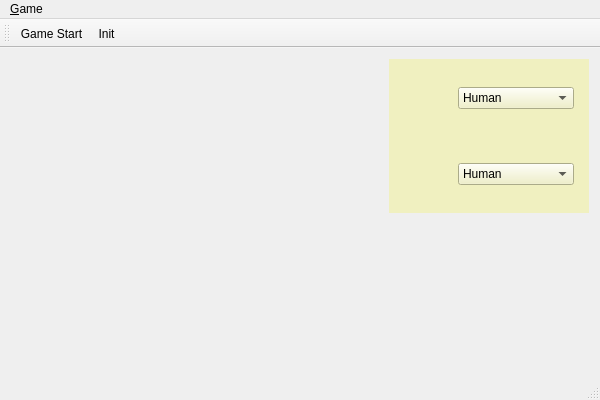
This is QtHexGame/QtHexGame/QtHexGame.ui in vivisuke/QtHexGame as Qt 5 draws it before an edit. The edited form follows.
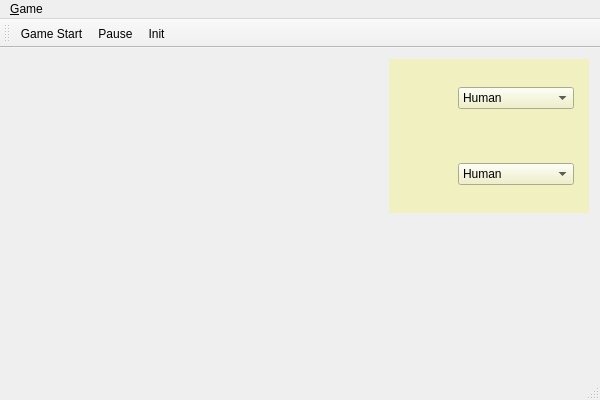
This is the edited form. Icons and pictures are not drawn. Custom widgets are drawn as their Qt base class.

Commit message: 0024 ◎ C 11/24 11/24 0.001│ToDo│Game > Pause メニュー・ツールバー 追加

The edit to the form file:
```diff
--- a/QtHexGame/QtHexGame/QtHexGame.ui
+++ b/QtHexGame/QtHexGame/QtHexGame.ui
@@ -174,6 +174,7 @@
     <bool>false</bool>
    </attribute>
    <addaction name="actionGame_Start"/>
+   <addaction name="action_Pause"/>
    <addaction name="action_Init"/>
   </widget>
   <widget class="QStatusBar" name="statusBar"/>
@@ -200,6 +201,15 @@
     <string>&amp;Init</string>
    </property>
   </action>
+  <action name="action_Pause">
+   <property name="icon">
+    <iconset>
+     <normaloff>resources/pause.png</normaloff>resources/pause.png</iconset>
+   </property>
+   <property name="text">
+    <string>&amp;Pause</string>
+   </property>
+  </action>
  </widget>
  <layoutdefault spacing="6" margin="11"/>
  <customwidgets>
```
Left out of the diff: 1 changed line with no effect on the pictures. The commit also changes 2 other files.
